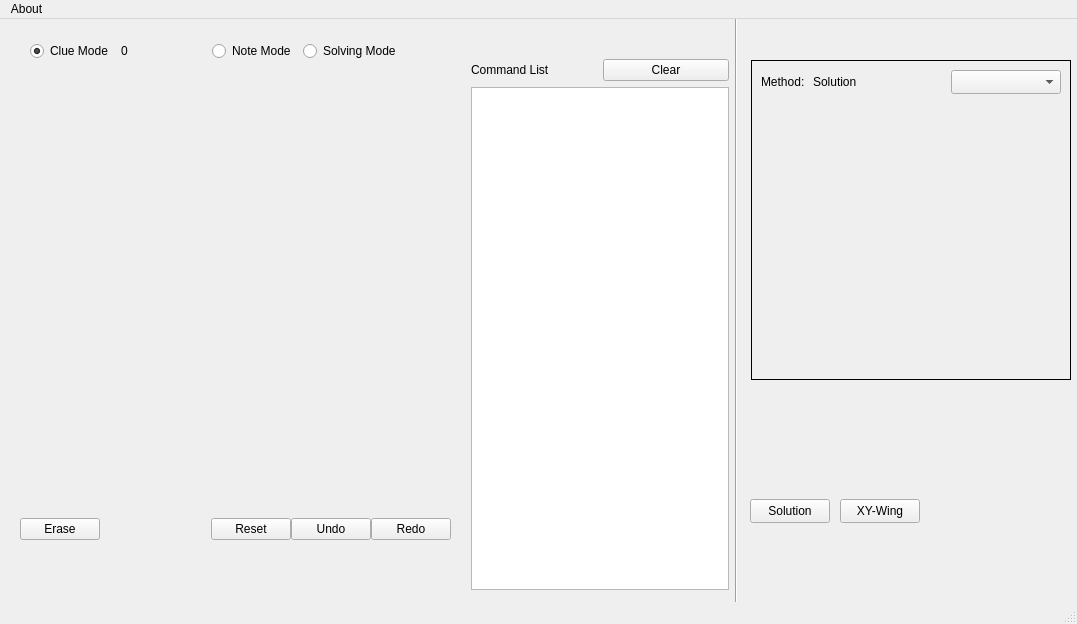
Above: mainwindow.ui from oguzemrec/sudokuSolver before the change. Below: the same form after it.
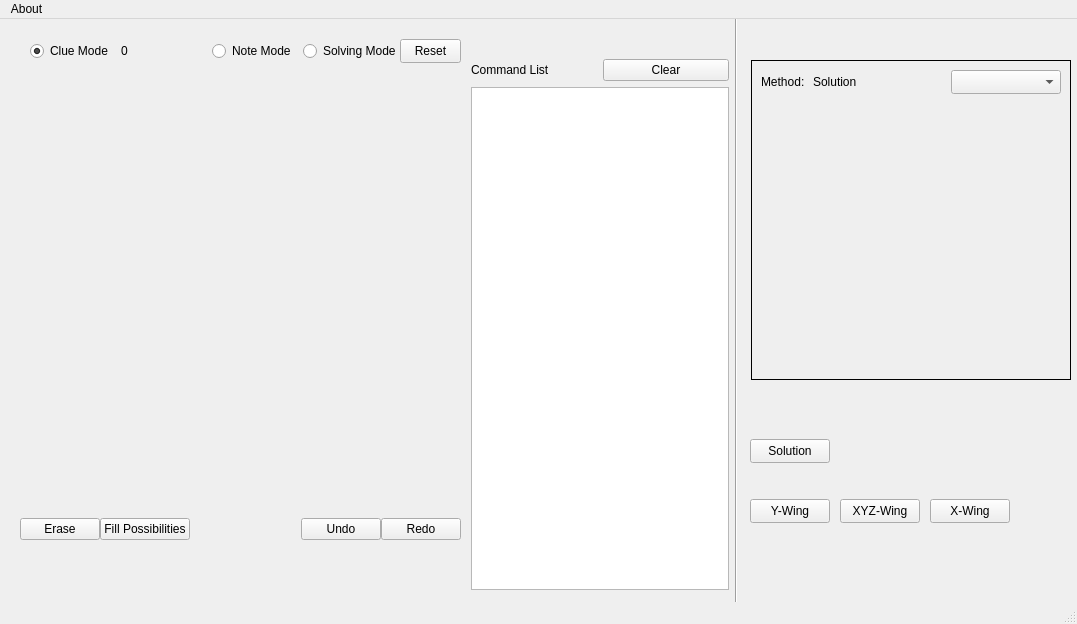
That is the form after the change.

Commit message: XYZ-Wing added and Filled Candidates added

The edit to the form file:
```diff
--- a/mainwindow.ui
+++ b/mainwindow.ui
@@ -67,7 +67,7 @@
      <rect>
       <x>20</x>
       <y>490</y>
-      <width>431</width>
+      <width>441</width>
       <height>40</height>
      </rect>
     </property>
@@ -82,6 +82,13 @@
        </property>
       </widget>
      </item>
+     <item>
+      <widget class="QPushButton" name="buttonFillPoss">
+       <property name="text">
+        <string>Fill Possibilities</string>
+       </property>
+      </widget>
+     </item>
      <item>
       <spacer name="horizontalSpacer">
        <property name="orientation">
@@ -95,13 +102,6 @@
        </property>
       </spacer>
      </item>
-     <item>
-      <widget class="QPushButton" name="buttonReset">
-       <property name="text">
-        <string>Reset</string>
-       </property>
-      </widget>
-     </item>
      <item>
       <widget class="QPushButton" name="buttonUndo">
        <property name="text">
@@ -370,7 +370,7 @@
     <property name="geometry">
      <rect>
       <x>750</x>
-      <y>480</y>
+      <y>420</y>
       <width>80</width>
       <height>24</height>
      </rect>
@@ -401,6 +401,19 @@
    <widget class="QPushButton" name="buttonXYWing">
     <property name="geometry">
      <rect>
+      <x>750</x>
+      <y>480</y>
+      <width>80</width>
+      <height>24</height>
+     </rect>
+    </property>
+    <property name="text">
+     <string>Y-Wing</string>
+    </property>
+   </widget>
+   <widget class="QPushButton" name="buttonXYZWing">
+    <property name="geometry">
+     <rect>
       <x>840</x>
       <y>480</y>
       <width>80</width>
@@ -408,7 +421,33 @@
      </rect>
     </property>
     <property name="text">
-     <string>XY-Wing</string>
+     <string>XYZ-Wing</string>
+    </property>
+   </widget>
+   <widget class="QPushButton" name="buttonReset">
+    <property name="geometry">
+     <rect>
+      <x>400</x>
+      <y>20</y>
+      <width>61</width>
+      <height>24</height>
+     </rect>
+    </property>
+    <property name="text">
+     <string>Reset</string>
+    </property>
+   </widget>
+   <widget class="QPushButton" name="buttonXWing">
+    <property name="geometry">
+     <rect>
+      <x>930</x>
+      <y>480</y>
+      <width>80</width>
+      <height>24</height>
+     </rect>
+    </property>
+    <property name="text">
+     <string>X-Wing</string>
     </property>
    </widget>
   </widget>
```
Left out of the diff: 2 changed lines with no effect on the pictures. The commit also changes 12 other files.
